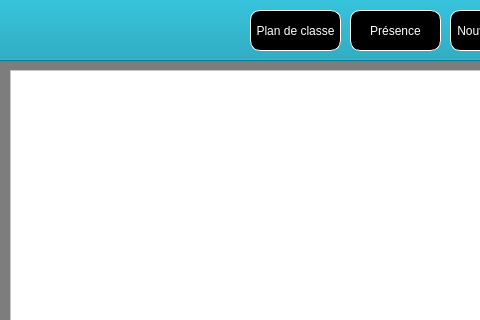
Before: the Qt Designer form LaboLangue/mainwindow.ui in Sam-Depardieu/Labo-de-langue, drawn with Qt 5; both pictures show x 0 to 480 and y 0 to 320 of the 1300 by 760 pixel window.
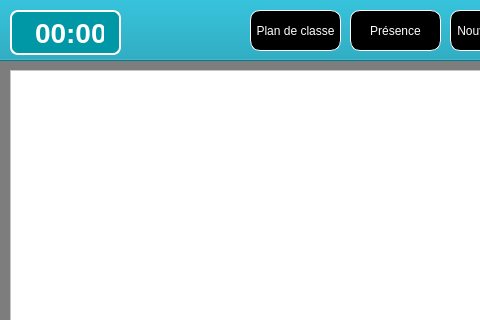
After: the same form once the commit is applied.

```diff
--- a/LaboLangue/mainwindow.ui
+++ b/LaboLangue/mainwindow.ui
@@ -815,8 +815,8 @@
 hr { height: 1px; border-width: 0; }
 li.unchecked::marker { content: &quot;\2610&quot;; }
 li.checked::marker { content: &quot;\2612&quot;; }
-&lt;/style&gt;&lt;/head&gt;&lt;body style=&quot; font-family:'Ubuntu Sans'; font-size:11pt; font-weight:400; font-style:normal;&quot;&gt;
-&lt;p style=&quot;-qt-paragraph-type:empty; margin-top:0px; margin-bottom:0px; margin-left:0px; margin-right:0px; -qt-block-indent:0; text-indent:0px; font-family:'Segoe UI'; font-size:9pt;&quot;&gt;&lt;br /&gt;&lt;/p&gt;&lt;/body&gt;&lt;/html&gt;</string>
+&lt;/style&gt;&lt;/head&gt;&lt;body style=&quot; font-family:'Segoe UI'; font-size:9pt; font-weight:400; font-style:normal;&quot;&gt;
+&lt;p style=&quot;-qt-paragraph-type:empty; margin-top:0px; margin-bottom:0px; margin-left:0px; margin-right:0px; -qt-block-indent:0; text-indent:0px;&quot;&gt;&lt;br /&gt;&lt;/p&gt;&lt;/body&gt;&lt;/html&gt;</string>
     </property>
    </widget>
    <widget class="QPushButton" name="envoyerMessageGroupe">
@@ -1006,6 +1006,40 @@
      <string/>
     </property>
    </widget>
+   <widget class="QLabel" name="chronoLabel">
+    <property name="geometry">
+     <rect>
+      <x>10</x>
+      <y>10</y>
+      <width>111</width>
+      <height>45</height>
+     </rect>
+    </property>
+    <property name="font">
+     <font>
+      <family>Segoe UI</family>
+      <pointsize>-1</pointsize>
+      <bold>true</bold>
+     </font>
+    </property>
+    <property name="styleSheet">
+     <string notr="true">QLabel {
+    background-color: #0097a7; /* même ton bleu-vert que ta barre */
+    color: white;
+    border: 2px solid white;
+    border-radius: 8px;
+    font-family: &quot;Segoe UI&quot;, &quot;Arial&quot;, sans-serif;
+    font-weight: bold;
+    font-size: 28px;
+    padding: 5px 15px;
+    qproperty-alignment: 'AlignCenter';
+}
+</string>
+    </property>
+    <property name="text">
+     <string>00:00</string>
+    </property>
+   </widget>
    <zorder>nomGroupeLineEdit</zorder>
    <zorder>nomCreationGroupeLabel</zorder>
    <zorder>alignerTableau_2</zorder>
@@ -1063,6 +1097,7 @@
    <zorder>redemarrerButton</zorder>
    <zorder>cadenaOpenButton</zorder>
    <zorder>cadenaCloseButton</zorder>
+   <zorder>chronoLabel</zorder>
   </widget>
  </widget>
  <resources/>
```
